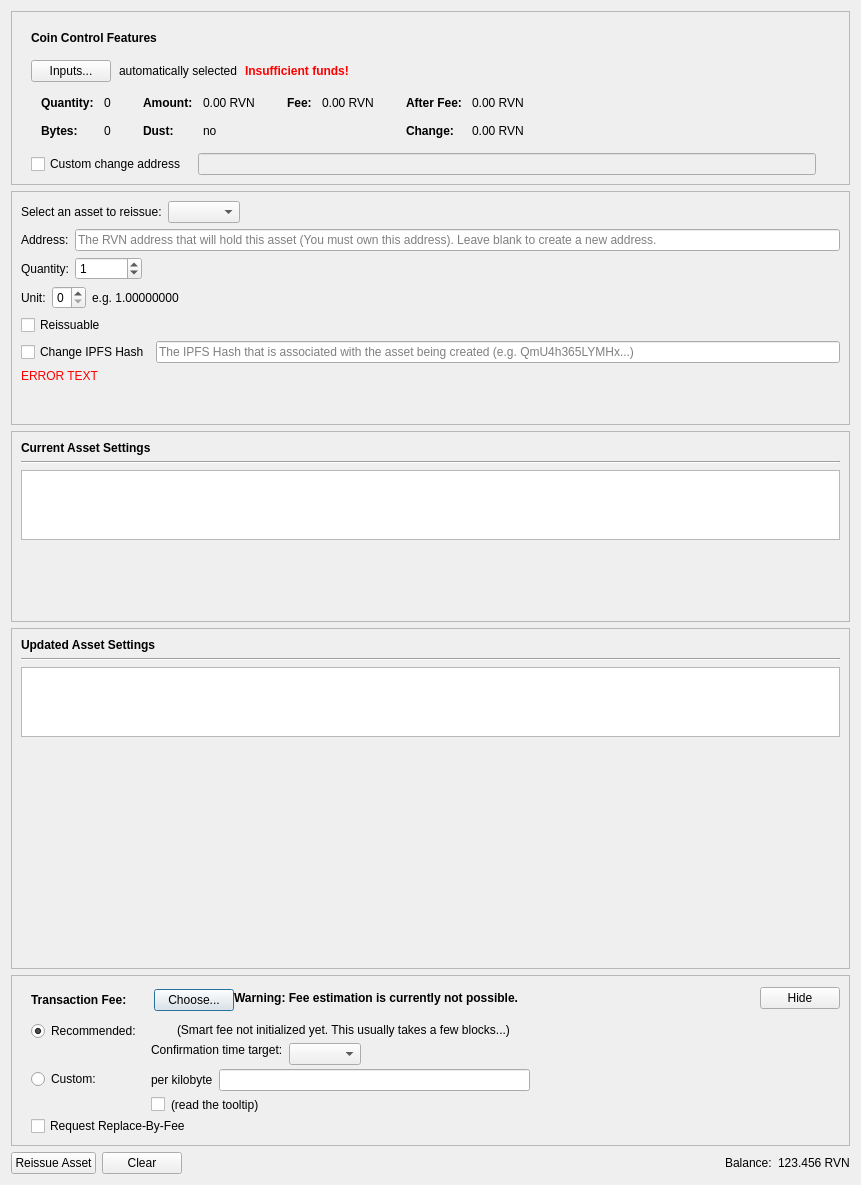
First picture: the form in src/qt/forms/reissueassetdialog.ui, repository RavenProject/Ravencoin, before the edit.
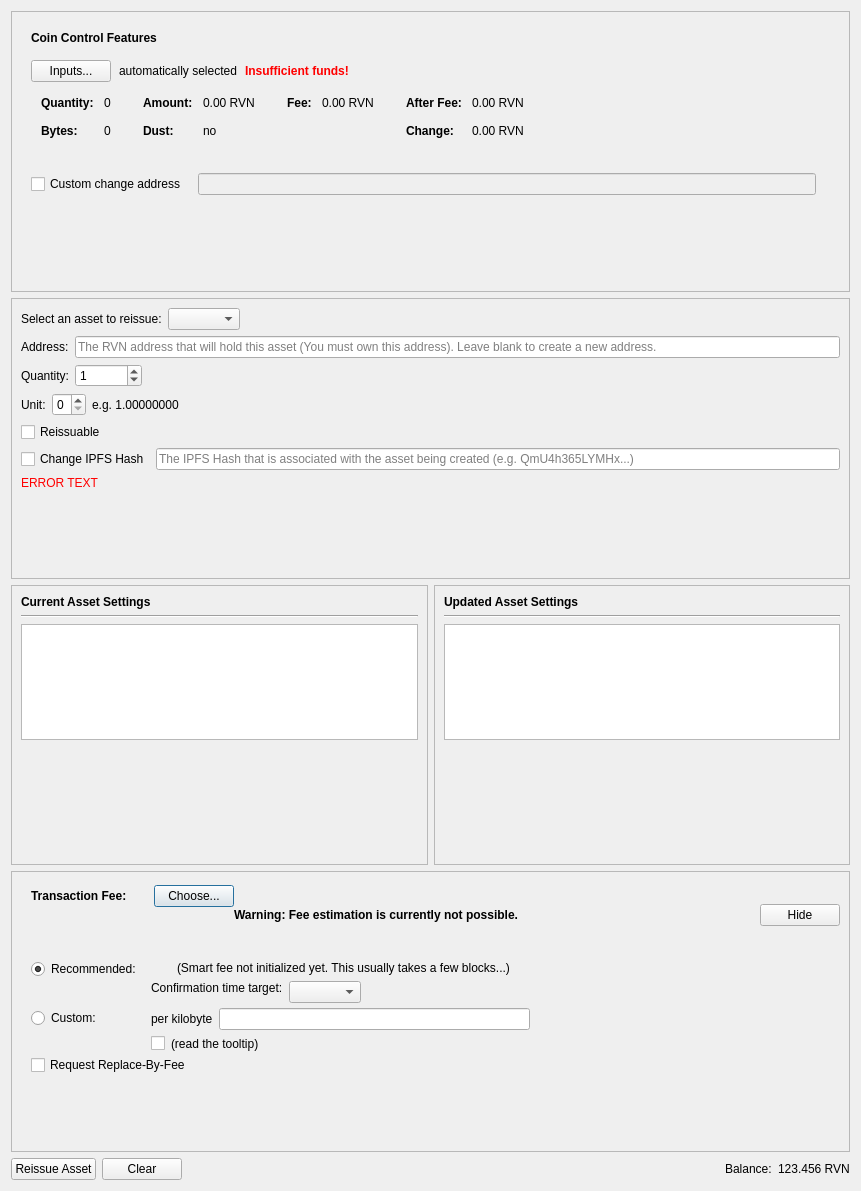
Second picture: the form after the edit. Custom widgets are drawn as their Qt base class.

The edit to the form file:
```diff
--- a/src/qt/forms/reissueassetdialog.ui
+++ b/src/qt/forms/reissueassetdialog.ui
@@ -7,7 +7,7 @@
     <x>0</x>
     <y>0</y>
     <width>861</width>
-    <height>1185</height>
+    <height>1191</height>
    </rect>
   </property>
   <property name="windowTitle">
@@ -737,6 +737,12 @@
           </item>
           <item>
            <widget class="QLineEdit" name="ipfsText">
+            <property name="sizePolicy">
+             <sizepolicy hsizetype="Expanding" vsizetype="Preferred">
+              <horstretch>0</horstretch>
+              <verstretch>0</verstretch>
+             </sizepolicy>
+            </property>
             <property name="toolTip">
              <string>The ipfs hash that contains information about the asset</string>
             </property>
@@ -786,6 +792,8 @@
     </widget>
    </item>
    <item>
+    <layout class="QHBoxLayout" name="horizontalLayout_9">
+     <item>
     <widget class="QFrame" name="frame_3">
      <property name="frameShape">
       <enum>QFrame::StyledPanel</enum>
@@ -828,7 +836,7 @@
            <enum>Qt::ScrollBarAlwaysOff</enum>
           </property>
           <property name="horizontalScrollBarPolicy">
-           <enum>Qt::ScrollBarAlwaysOff</enum>
+             <enum>Qt::ScrollBarAsNeeded</enum>
           </property>
           <property name="sizeAdjustPolicy">
            <enum>QAbstractScrollArea::AdjustToContents</enum>
@@ -890,7 +898,7 @@
            <enum>Qt::ScrollBarAlwaysOff</enum>
           </property>
           <property name="horizontalScrollBarPolicy">
-           <enum>Qt::ScrollBarAlwaysOff</enum>
+             <enum>Qt::ScrollBarAsNeeded</enum>
           </property>
           <property name="sizeAdjustPolicy">
            <enum>QAbstractScrollArea::AdjustToContents</enum>
@@ -905,7 +913,7 @@
           <property name="sizeHint" stdset="0">
            <size>
             <width>5</width>
-            <height>250</height>
+              <height>100</height>
            </size>
           </property>
          </spacer>
@@ -914,6 +922,8 @@
       </item>
      </layout>
     </widget>
+     </item>
+    </layout>
    </item>
    <item>
     <widget class="QFrame" name="frameFee">
```
Lines whose indentation alone changed are shown as unchanged.
